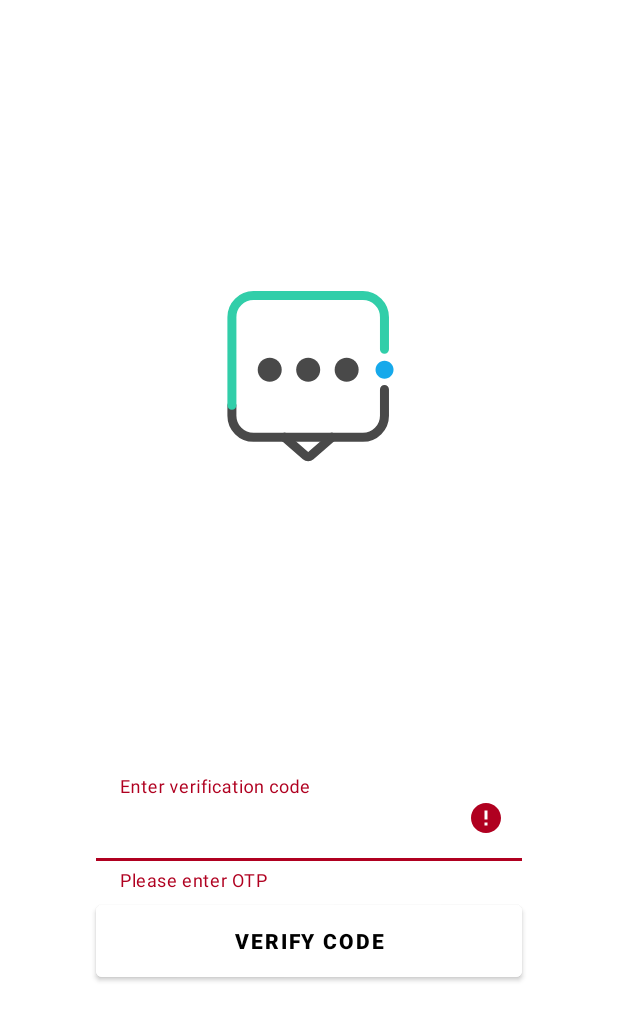
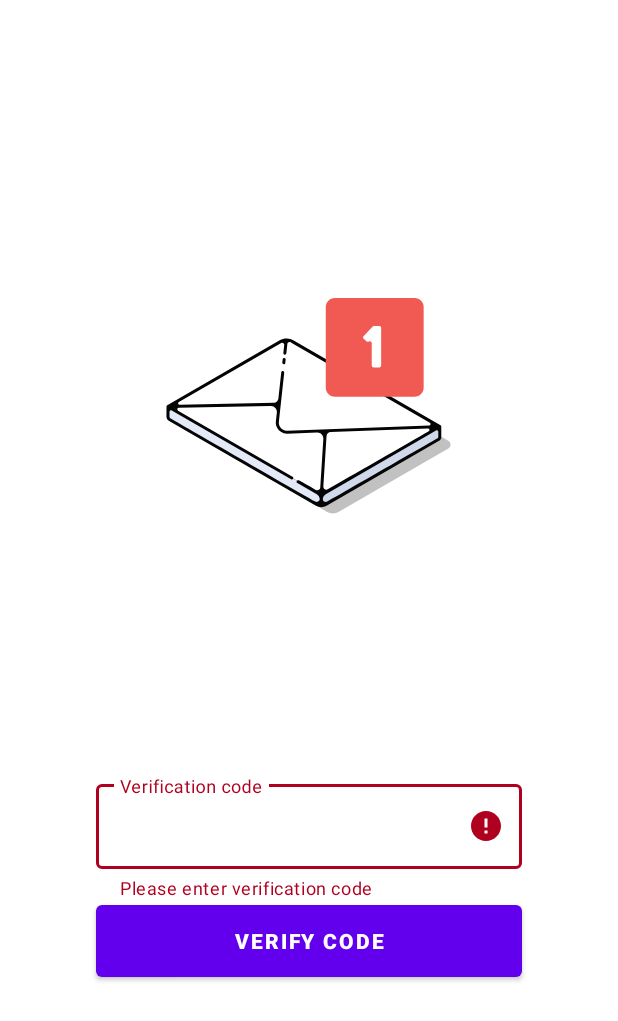
Before and after one commit to fnkaya/android-firebase-etapp, an Android app: the OtpActivity screen opened directly, with no data from a screen before it, after a tap on "VERIFY CODE", on a phone screen of 412 x 824 dp. Shown: the top 1021 px of the screen. Run offline under Robolectric (Android 15) with nearby library versions, the phone set to English and light mode, and no system bars; our stand-ins replace Firebase (no records; nobody signed in at launch, a user with empty details on screens opened directly).

```diff
--- a/app/src/main/java/com/gazitf/etapp/giris/OtpActivity.java
+++ b/app/src/main/java/com/gazitf/etapp/giris/OtpActivity.java
@@ -1,6 +1,7 @@
 package com.gazitf.etapp.giris;
 
 import androidx.appcompat.app.AppCompatActivity;
+import androidx.constraintlayout.widget.ConstraintLayout;
 
 import android.content.Intent;
 import android.os.Bundle;
@@ -9,6 +10,8 @@ import android.widget.Toast;
 
 import com.gazitf.etapp.MainActivity;
 import com.gazitf.etapp.R;
+import com.google.android.material.snackbar.BaseTransientBottomBar;
+import com.google.android.material.snackbar.Snackbar;
 import com.google.android.material.textfield.TextInputEditText;
 import com.google.android.material.textfield.TextInputLayout;
 import com.google.firebase.auth.FirebaseAuth;
@@ -17,6 +20,7 @@ import com.google.firebase.auth.PhoneAuthProvider;
 
 public class OtpActivity extends AppCompatActivity {
 
+    private ConstraintLayout constraintLayoutOtp;
     private TextInputLayout textInputLayoutVerificationCode;
     private TextInputEditText textInputVerificationCode;
     private Button buttonVerify;
@@ -29,6 +33,7 @@ public class OtpActivity extends AppCompatActivity {
         super.onCreate(savedInstanceState);
         setContentView(R.layout.activity_otp);
 
+        constraintLayoutOtp = findViewById(R.id.constraint_layout_otp);
         textInputLayoutVerificationCode = findViewById(R.id.text_input_layout_verification_code);
         textInputVerificationCode = findViewById(R.id.text_input_verification_code);
         buttonVerify = findViewById(R.id.button_verify);
@@ -43,12 +48,13 @@ public class OtpActivity extends AppCompatActivity {
         buttonVerify.setOnClickListener(view -> {
             String verification_code = textInputVerificationCode.getText().toString();
 
-            if (!verification_code.isEmpty()){
+            if (verification_code.length() == 6){
+                textInputLayoutVerificationCode.setError(null);
                 PhoneAuthCredential credential = PhoneAuthProvider.getCredential(otp, verification_code);
                 authWithPhoneNumber(credential);
             }
             else{
-                textInputLayoutVerificationCode.setError("Please enter OTP");
+                textInputLayoutVerificationCode.setError("Please enter verification code");
             }
         });
     }
@@ -60,7 +66,7 @@ public class OtpActivity extends AppCompatActivity {
                     this.finishAffinity();
                 })
                 .addOnFailureListener(error -> {
-                    Toast.makeText(this, error.getLocalizedMessage(), Toast.LENGTH_LONG).show();
+                    Snackbar.make(constraintLayoutOtp, error.getLocalizedMessage(), Snackbar.LENGTH_LONG).show();
                 });
     }
 }
--- a/app/src/main/res/layout/activity_auth.xml
+++ b/app/src/main/res/layout/activity_auth.xml
@@ -2,6 +2,7 @@
 <androidx.constraintlayout.widget.ConstraintLayout xmlns:android="http://schemas.android.com/apk/res/android"
     xmlns:app="http://schemas.android.com/apk/res-auto"
     xmlns:tools="http://schemas.android.com/tools"
+    android:id="@+id/constraint_layout_auth"
     android:layout_width="match_parent"
     android:layout_height="match_parent"
     android:gravity="center"
@@ -47,7 +48,8 @@
                 android:layout_width="match_parent"
                 android:layout_height="wrap_content"
                 android:inputType="phone"
-                android:maxLength="13" />
+                android:maxLength="13"
+                android:text="+90"/>
         </com.google.android.material.textfield.TextInputLayout>
 
         <Button
@@ -57,7 +59,6 @@
             android:layout_height="wrap_content"
             android:layout_marginVertical="@dimen/margin_vertical_auth"
             android:layout_marginHorizontal="@dimen/margin_horizontal_auth"
-            android:background="@color/purple_200"
             android:minHeight="60dp"
             android:text="@string/send_verification_code"
             android:textStyle="bold"/>
--- a/app/src/main/res/layout/activity_otp.xml
+++ b/app/src/main/res/layout/activity_otp.xml
@@ -1,7 +1,9 @@
 <?xml version="1.0" encoding="utf-8"?>
-<androidx.constraintlayout.widget.ConstraintLayout xmlns:android="http://schemas.android.com/apk/res/android"
+<androidx.constraintlayout.widget.ConstraintLayout
+    xmlns:android="http://schemas.android.com/apk/res/android"
     xmlns:app="http://schemas.android.com/apk/res-auto"
     xmlns:tools="http://schemas.android.com/tools"
+    android:id="@+id/constraint_layout_otp"
     android:layout_width="match_parent"
     android:layout_height="match_parent"
     tools:context=".giris.OtpActivity">
@@ -15,21 +17,18 @@
         app:layout_constraintStart_toStartOf="parent"
         app:layout_constraintTop_toTopOf="parent"
         app:lottie_autoPlay="true"
-        app:lottie_loop="true"
-        app:lottie_rawRes="@raw/verification" />
+        app:lottie_rawRes="@raw/otp_verification" />
 
     <com.google.android.material.textfield.TextInputLayout
         android:id="@+id/text_input_layout_verification_code"
         style="@style/Widget.MaterialComponents.TextInputLayout.OutlinedBox"
-        android:layout_width="0dp"
+        android:layout_width="match_parent"
         android:layout_height="wrap_content"
         android:layout_marginHorizontal="@dimen/margin_horizontal_auth"
         android:layout_marginVertical="@dimen/margin_vertical_auth"
         android:layout_marginStart="64dp"
         android:layout_marginEnd="64dp"
         android:hint="@string/enter_verification_code"
-        app:boxBackgroundColor="#fff"
-        app:boxBackgroundMode="filled"
         app:endIconMode="clear_text"
         app:layout_constraintEnd_toEndOf="parent"
         app:layout_constraintStart_toStartOf="parent"
@@ -55,10 +54,8 @@
         android:layout_marginStart="64dp"
         android:layout_marginTop="248dp"
         android:layout_marginEnd="64dp"
-        android:backgroundTint="#fff"
         android:minHeight="60dp"
         android:text="@string/verify_code"
-        android:textColor="@color/black"
         android:textStyle="bold"
         app:layout_constraintEnd_toEndOf="parent"
         app:layout_constraintStart_toStartOf="parent"
--- a/app/src/main/res/values-night/strings.xml
+++ b/app/src/main/res/values-night/strings.xml
@@ -3,6 +3,6 @@
     <string name="logout">Logout</string>
     <string name="phone_number">Phone Number</string>
     <string name="send_verification_code">Send verification code</string>
-    <string name="enter_verification_code">Enter verification code</string>
+    <string name="enter_verification_code">Verification code</string>
     <string name="verify_code">Verify code</string>
 </resources>
--- a/app/src/main/res/values/colors.xml
+++ b/app/src/main/res/values/colors.xml
@@ -7,4 +7,7 @@
     <color name="teal_700">#FF018786</color>
     <color name="black">#FF000000</color>
     <color name="white">#FFFFFFFF</color>
+    <color name="colorPrimary">#00A2FF</color>
+    <color name="colorPrimaryDark">#0183CE</color>
+    <color name="colorAccent">#FF1744</color>
 </resources>
--- a/app/src/main/res/values/strings.xml
+++ b/app/src/main/res/values/strings.xml
@@ -3,6 +3,6 @@
     <string name="logout">Logout</string>
     <string name="phone_number">Phone Number</string>
     <string name="send_verification_code">Send verification code</string>
-    <string name="enter_verification_code">Enter verification code</string>
+    <string name="enter_verification_code">Verification code</string>
     <string name="verify_code">Verify code</string>
 </resources>
```
Also changed, not shown: app/src/main/java/com/gazitf/etapp/giris/AuthActivity.java (+35 -15 lines), app/src/main/res/raw/otp_verification.json (added, +1 -0 lines).
